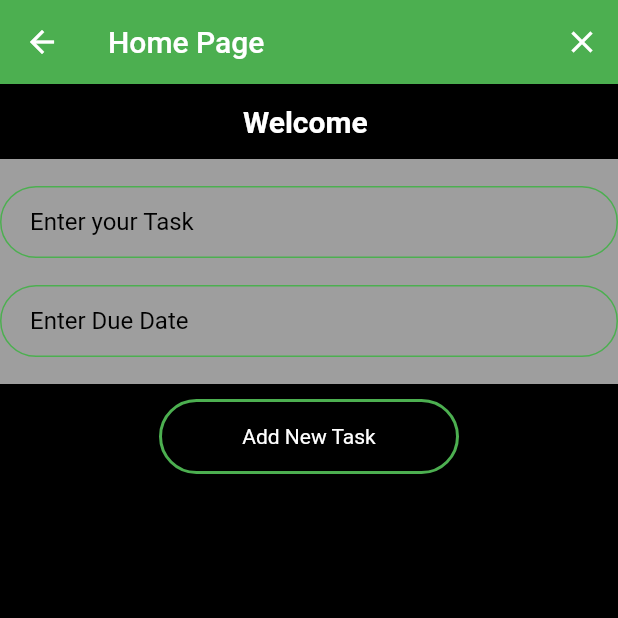
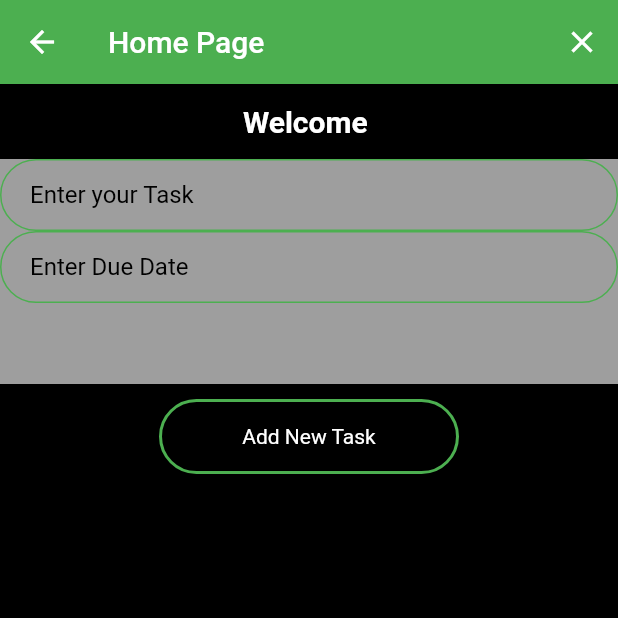
Before and after one commit to ScottJohnson02/flutter-todo-list, a Flutter app: the Home screen opened by its route, on a phone screen of 412 x 824 dp, the top half of it. Run offline on Flutter 3.47's test engine with Material 2 defaults, Android fonts, the phone set to English and light mode, and no system bars; drawn by our look-alikes of date_field; our stand-ins replace cloud_firestore, firebase_auth, firebase_core, modal_progress_hud; accounts and stored records are empty.

```diff
--- a/lib/home.dart
+++ b/lib/home.dart
@@ -4,6 +4,9 @@ import 'package:cloud_firestore/cloud_firestore.dart';
 import 'package:date_field/date_field.dart';
 
 final db = FirebaseFirestore.instance;
+final _formKey = GlobalKey<FormState>();
+final taskController = TextEditingController();
+
 User loggedinUser;
 String loggedinUserEmail;
 String task;
@@ -95,20 +98,32 @@ class _HomeState extends State<Home> {
                     child: Column(
                         mainAxisAlignment: MainAxisAlignment.spaceEvenly,
                         children: [
-                          TextField(
+                          Form(
+                              key: _formKey,
+                              child: Container(
+                                  width: 500,
+                                  height: 150,
+                                  child: Column(
+                                    children: [
+                                      TextFormField(
+                                          controller: taskController,
                                           obscureText: false,
                                           textAlign: TextAlign.left,
                                           onChanged: (value) {
                                             task = value;
                                           },
                                           style: TextStyle(color: Colors.black),
-                              decoration: kTextFieldDecoration.copyWith(
+                                          decoration:
+                                              kTextFieldDecoration.copyWith(
                                                   hintText: 'Enter your Task')),
                                       DateTimeFormField(
-                            decoration: kTextFieldDecoration.copyWith(
+                                        decoration:
+                                            kTextFieldDecoration.copyWith(
                                                 hintText: 'Enter Due Date'),
-                            mode: DateTimeFieldPickerMode.dateAndTime,
-                            autovalidateMode: AutovalidateMode.always,
+                                        mode:
+                                            DateTimeFieldPickerMode.dateAndTime,
+                                        autovalidateMode:
+                                            AutovalidateMode.always,
                                         validator: (e) => (e?.day ?? 0) == 1
                                             ? 'Please not the first day'
                                             : null,
@@ -116,6 +131,8 @@ class _HomeState extends State<Home> {
                                           dueDate = value;
                                         },
                                       )
+                                    ],
+                                  )))
                         ])),
                 GestureDetector(
                     onTap: () {
@@ -134,6 +151,7 @@ class _HomeState extends State<Home> {
                       }).catchError((onError) {
                         ScaffoldMessenger.of(context)
                             .showSnackBar(SnackBar(content: Text(onError)));
+                        taskController.clear();
                       });
                     },
                     child: Container(
```
Lines whose indentation alone changed are shown as unchanged.
